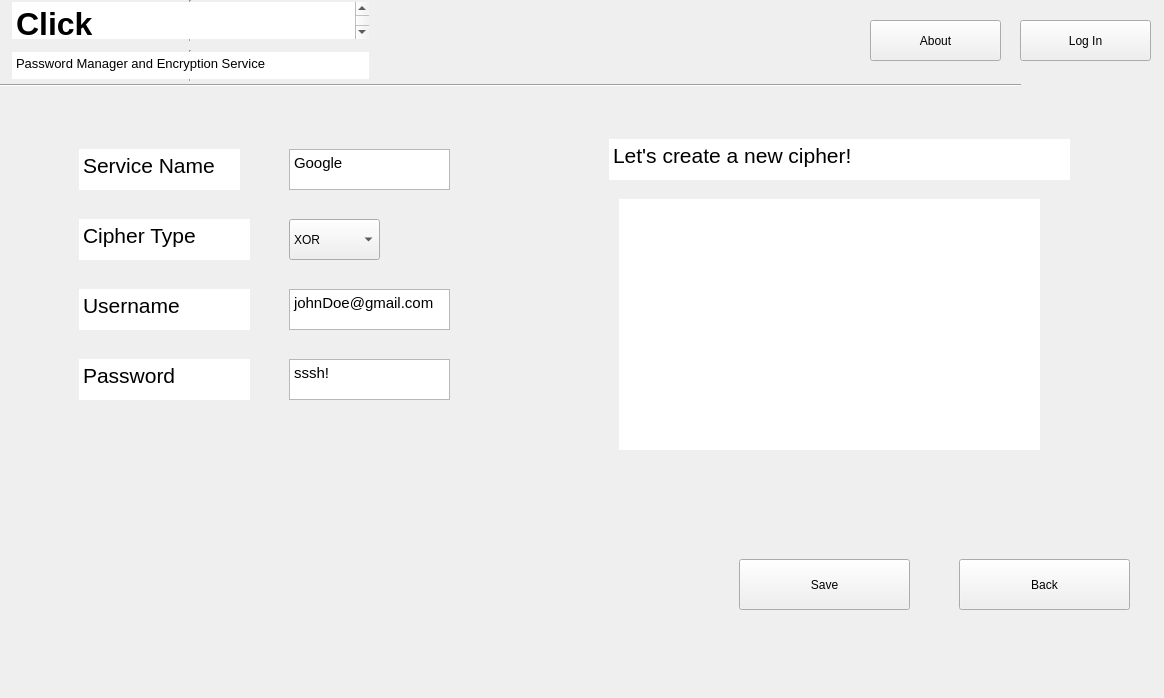
PhiJam1/Click, file mainwindow.ui: the form before one commit.
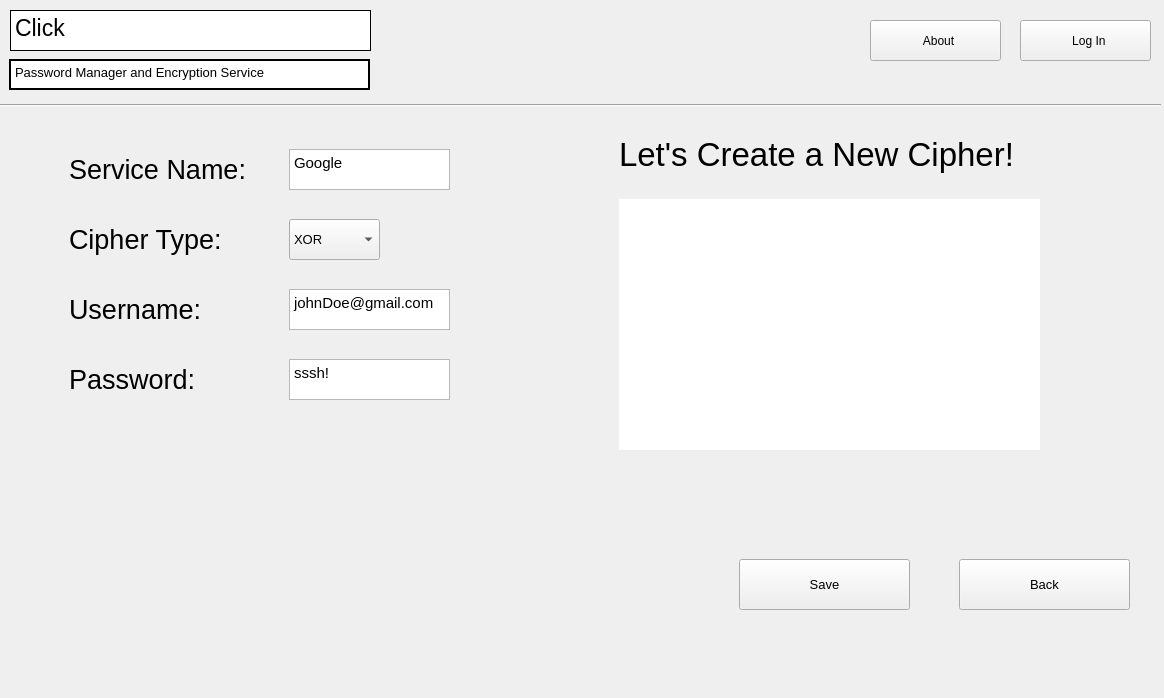
The form after the commit. The open tabs and pages were chosen to show the change. Icons and pictures are not drawn.

The edit to the form file:
```diff
--- a/mainwindow.ui
+++ b/mainwindow.ui
@@ -26,6 +26,12 @@
       <height>621</height>
      </rect>
     </property>
+    <property name="font">
+     <font>
+      <pointsize>10</pointsize>
+      <bold>false</bold>
+     </font>
+    </property>
     <property name="currentIndex">
      <number>1</number>
     </property>
@@ -668,39 +674,7 @@
        <string>Save</string>
       </property>
      </widget>
-     <widget class="QTextEdit" name="CreateSNDesc">
-      <property name="geometry">
-       <rect>
-        <x>70</x>
-        <y>90</y>
-        <width>161</width>
-        <height>41</height>
-       </rect>
-      </property>
-      <property name="frameShape">
-       <enum>QFrame::NoFrame</enum>
-      </property>
-      <property name="verticalScrollBarPolicy">
-       <enum>Qt::ScrollBarAlwaysOff</enum>
-      </property>
-      <property name="horizontalScrollBarPolicy">
-       <enum>Qt::ScrollBarAlwaysOff</enum>
-      </property>
-      <property name="readOnly">
-       <bool>true</bool>
-      </property>
-      <property name="html">
-       <string>&lt;!DOCTYPE HTML PUBLIC &quot;-//W3C//DTD HTML 4.0//EN&quot; &quot;http://www.w3.org/TR/REC-html40/strict.dtd&quot;&gt;
-&lt;html&gt;&lt;head&gt;&lt;meta name=&quot;qrichtext&quot; content=&quot;1&quot; /&gt;&lt;meta charset=&quot;utf-8&quot; /&gt;&lt;style type=&quot;text/css&quot;&gt;
-p, li { white-space: pre-wrap; }
-hr { height: 1px; border-width: 0; }
-li.unchecked::marker { content: &quot;\2610&quot;; }
-li.checked::marker { content: &quot;\2612&quot;; }
-&lt;/style&gt;&lt;/head&gt;&lt;body style=&quot; font-family:'Noto Sans'; font-size:10pt; font-weight:400; font-style:normal;&quot;&gt;
-&lt;p style=&quot; margin-top:0px; margin-bottom:0px; margin-left:0px; margin-right:0px; -qt-block-indent:0; text-indent:0px;&quot;&gt;&lt;span style=&quot; font-family:'Ubuntu'; font-size:16pt;&quot;&gt;Service Name&lt;/span&gt;&lt;/p&gt;&lt;/body&gt;&lt;/html&gt;</string>
-      </property>
-     </widget>
-     <widget class="QTextEdit" name="CreateSN">
+     <widget class="QTextEdit" name="CreateServiceNameEntry">
       <property name="geometry">
        <rect>
         <x>280</x>
@@ -727,40 +701,7 @@
 &lt;p style=&quot;-qt-paragraph-type:empty; margin-top:0px; margin-bottom:0px; margin-left:0px; margin-right:0px; -qt-block-indent:0; text-indent:0px; font-family:'Ubuntu'; font-size:11pt;&quot;&gt;&lt;br /&gt;&lt;/p&gt;&lt;/body&gt;&lt;/html&gt;</string>
       </property>
      </widget>
-     <widget class="QTextEdit" name="CreateCTDesc">
-      <property name="geometry">
-       <rect>
-        <x>70</x>
-        <y>160</y>
-        <width>171</width>
-        <height>41</height>
-       </rect>
-      </property>
-      <property name="frameShape">
-       <enum>QFrame::NoFrame</enum>
-      </property>
-      <property name="verticalScrollBarPolicy">
-       <enum>Qt::ScrollBarAlwaysOff</enum>
-      </property>
-      <property name="horizontalScrollBarPolicy">
-       <enum>Qt::ScrollBarAlwaysOff</enum>
-      </property>
-      <property name="readOnly">
-       <bool>true</bool>
-      </property>
-      <property name="html">
-       <string>&lt;!DOCTYPE HTML PUBLIC &quot;-//W3C//DTD HTML 4.0//EN&quot; &quot;http://www.w3.org/TR/REC-html40/strict.dtd&quot;&gt;
-&lt;html&gt;&lt;head&gt;&lt;meta name=&quot;qrichtext&quot; content=&quot;1&quot; /&gt;&lt;meta charset=&quot;utf-8&quot; /&gt;&lt;style type=&quot;text/css&quot;&gt;
-p, li { white-space: pre-wrap; }
-hr { height: 1px; border-width: 0; }
-li.unchecked::marker { content: &quot;\2610&quot;; }
-li.checked::marker { content: &quot;\2612&quot;; }
-&lt;/style&gt;&lt;/head&gt;&lt;body style=&quot; font-family:'Noto Sans'; font-size:10pt; font-weight:400; font-style:normal;&quot;&gt;
-&lt;p style=&quot; margin-top:0px; margin-bottom:0px; margin-left:0px; margin-right:0px; -qt-block-indent:0; text-indent:0px;&quot;&gt;&lt;span style=&quot; font-family:'Ubuntu'; font-size:16pt;&quot;&gt;Cipher Type&lt;/span&gt;&lt;/p&gt;
-&lt;p style=&quot;-qt-paragraph-type:empty; margin-top:0px; margin-bottom:0px; margin-left:0px; margin-right:0px; -qt-block-indent:0; text-indent:0px; font-family:'Ubuntu'; font-size:16pt;&quot;&gt;&lt;br /&gt;&lt;/p&gt;&lt;/body&gt;&lt;/html&gt;</string>
-      </property>
-     </widget>
-     <widget class="QComboBox" name="CreateCT">
+     <widget class="QComboBox" name="CreateCipherTypeEntry">
       <property name="geometry">
        <rect>
         <x>280</x>
@@ -780,59 +721,7 @@
        </property>
       </item>
      </widget>
-     <widget class="QTextEdit" name="CreateUsernameDesc">
-      <property name="geometry">
-       <rect>
-        <x>70</x>
-        <y>230</y>
-        <width>171</width>
-        <height>41</height>
-       </rect>
-      </property>
-      <property name="frameShape">
-       <enum>QFrame::NoFrame</enum>
-      </property>
-      <property name="readOnly">
-       <bool>true</bool>
-      </property>
-      <property name="html">
-       <string>&lt;!DOCTYPE HTML PUBLIC &quot;-//W3C//DTD HTML 4.0//EN&quot; &quot;http://www.w3.org/TR/REC-html40/strict.dtd&quot;&gt;
-&lt;html&gt;&lt;head&gt;&lt;meta name=&quot;qrichtext&quot; content=&quot;1&quot; /&gt;&lt;meta charset=&quot;utf-8&quot; /&gt;&lt;style type=&quot;text/css&quot;&gt;
-p, li { white-space: pre-wrap; }
-hr { height: 1px; border-width: 0; }
-li.unchecked::marker { content: &quot;\2610&quot;; }
-li.checked::marker { content: &quot;\2612&quot;; }
-&lt;/style&gt;&lt;/head&gt;&lt;body style=&quot; font-family:'Noto Sans'; font-size:10pt; font-weight:400; font-style:normal;&quot;&gt;
-&lt;p style=&quot; margin-top:0px; margin-bottom:0px; margin-left:0px; margin-right:0px; -qt-block-indent:0; text-indent:0px;&quot;&gt;&lt;span style=&quot; font-family:'Ubuntu'; font-size:16pt;&quot;&gt;Username&lt;/span&gt;&lt;/p&gt;&lt;/body&gt;&lt;/html&gt;</string>
-      </property>
-     </widget>
-     <widget class="QTextEdit" name="CreatePasswordDesc">
-      <property name="geometry">
-       <rect>
-        <x>70</x>
-        <y>300</y>
-        <width>171</width>
-        <height>41</height>
-       </rect>
-      </property>
-      <property name="frameShape">
-       <enum>QFrame::NoFrame</enum>
-      </property>
-      <property name="readOnly">
-       <bool>true</bool>
-      </property>
-      <property name="html">
-       <string>&lt;!DOCTYPE HTML PUBLIC &quot;-//W3C//DTD HTML 4.0//EN&quot; &quot;http://www.w3.org/TR/REC-html40/strict.dtd&quot;&gt;
-&lt;html&gt;&lt;head&gt;&lt;meta name=&quot;qrichtext&quot; content=&quot;1&quot; /&gt;&lt;meta charset=&quot;utf-8&quot; /&gt;&lt;style type=&quot;text/css&quot;&gt;
-p, li { white-space: pre-wrap; }
-hr { height: 1px; border-width: 0; }
-li.unchecked::marker { content: &quot;\2610&quot;; }
-li.checked::marker { content: &quot;\2612&quot;; }
-&lt;/style&gt;&lt;/head&gt;&lt;body style=&quot; font-family:'Noto Sans'; font-size:10pt; font-weight:400; font-style:normal;&quot;&gt;
-&lt;p style=&quot; margin-top:0px; margin-bottom:0px; margin-left:0px; margin-right:0px; -qt-block-indent:0; text-indent:0px;&quot;&gt;&lt;span style=&quot; font-family:'Ubuntu'; font-size:16pt;&quot;&gt;Password&lt;/span&gt;&lt;/p&gt;&lt;/body&gt;&lt;/html&gt;</string>
-      </property>
-     </widget>
-     <widget class="QTextEdit" name="CreateUsername">
+     <widget class="QTextEdit" name="CreateUsernameEntry">
       <property name="geometry">
        <rect>
         <x>280</x>
@@ -872,27 +761,133 @@
 &lt;p style=&quot; margin-top:0px; margin-bottom:0px; margin-left:0px; margin-right:0px; -qt-block-indent:0; text-indent:0px;&quot;&gt;&lt;span style=&quot; font-family:'Ubuntu'; font-size:11pt;&quot;&gt;sssh!&lt;/span&gt;&lt;/p&gt;&lt;/body&gt;&lt;/html&gt;</string>
       </property>
      </widget>
-     <widget class="QTextEdit" name="textEdit">
+     <widget class="QPlainTextEdit" name="LogoBannerTXT_5">
       <property name="geometry">
        <rect>
-        <x>600</x>
-        <y>80</y>
-        <width>461</width>
-        <height>41</height>
+        <x>0</x>
+        <y>0</y>
+        <width>361</width>
+        <height>31</height>
        </rect>
       </property>
+      <property name="font">
+       <font>
+        <pointsize>10</pointsize>
+        <bold>false</bold>
+       </font>
+      </property>
       <property name="frameShape">
-       <enum>QFrame::NoFrame</enum>
+       <enum>QFrame::WinPanel</enum>
       </property>
-      <property name="html">
-       <string>&lt;!DOCTYPE HTML PUBLIC &quot;-//W3C//DTD HTML 4.0//EN&quot; &quot;http://www.w3.org/TR/REC-html40/strict.dtd&quot;&gt;
-&lt;html&gt;&lt;head&gt;&lt;meta name=&quot;qrichtext&quot; content=&quot;1&quot; /&gt;&lt;meta charset=&quot;utf-8&quot; /&gt;&lt;style type=&quot;text/css&quot;&gt;
-p, li { white-space: pre-wrap; }
-hr { height: 1px; border-width: 0; }
-li.unchecked::marker { content: &quot;\2610&quot;; }
-li.checked::marker { content: &quot;\2612&quot;; }
-&lt;/style&gt;&lt;/head&gt;&lt;body style=&quot; font-family:'Noto Sans'; font-size:10pt; font-weight:400; font-style:normal;&quot;&gt;
-&lt;p style=&quot; margin-top:0px; margin-bottom:0px; margin-left:0px; margin-right:0px; -qt-block-indent:0; text-indent:0px;&quot;&gt;&lt;span style=&quot; font-family:'Ubuntu'; font-size:16pt;&quot;&gt;Let's create a new cipher!&lt;/span&gt;&lt;/p&gt;&lt;/body&gt;&lt;/html&gt;</string>
+      <property name="frameShadow">
+       <enum>QFrame::Plain</enum>
+      </property>
+      <property name="verticalScrollBarPolicy">
+       <enum>Qt::ScrollBarAlwaysOff</enum>
+      </property>
+      <property name="horizontalScrollBarPolicy">
+       <enum>Qt::ScrollBarAlwaysOff</enum>
+      </property>
+      <property name="readOnly">
+       <bool>true</bool>
+      </property>
+      <property name="plainText">
+       <string>Password Manager and Encryption Service</string>
+      </property>
+     </widget>
+     <widget class="QLabel" name="CreateTitleLB">
+      <property name="geometry">
+       <rect>
+        <x>610</x>
+        <y>70</y>
+        <width>451</width>
+        <height>51</height>
+       </rect>
+      </property>
+      <property name="font">
+       <font>
+        <pointsize>25</pointsize>
+        <bold>false</bold>
+       </font>
+      </property>
+      <property name="text">
+       <string>Let's Create a New Cipher!</string>
+      </property>
+     </widget>
+     <widget class="QLabel" name="CreateServiceNameLB">
+      <property name="geometry">
+       <rect>
+        <x>60</x>
+        <y>90</y>
+        <width>241</width>
+        <height>41</height>
+       </rect>
+      </property>
+      <property name="font">
+       <font>
+        <pointsize>20</pointsize>
+        <bold>false</bold>
+       </font>
+      </property>
+      <property name="text">
+       <string>Service Name:</string>
+      </property>
+     </widget>
+     <widget class="QLabel" name="CreateCipherTypeLB">
+      <property name="geometry">
+       <rect>
+        <x>60</x>
+        <y>160</y>
+        <width>241</width>
+        <height>41</height>
+       </rect>
+      </property>
+      <property name="font">
+       <font>
+        <pointsize>20</pointsize>
+        <bold>false</bold>
+       </font>
+      </property>
+      <property name="text">
+       <string>Cipher Type:</string>
+      </property>
+     </widget>
+     <widget class="QLabel" name="CreateUsernameLB">
+      <property name="geometry">
+       <rect>
+        <x>60</x>
+        <y>230</y>
+        <width>241</width>
+        <height>41</height>
+       </rect>
+      </property>
+      <property name="font">
+       <font>
+        <pointsize>20</pointsize>
+        <bold>false</bold>
+       </font>
+      </property>
+      <property name="text">
+       <string>Username:</string>
+      </property>
+     </widget>
+     <widget class="QLabel" name="CreatePasswordLB">
+      <property name="geometry">
+       <rect>
+        <x>60</x>
+        <y>300</y>
+        <width>241</width>
+        <height>41</height>
+       </rect>
+      </property>
+      <property name="font">
+       <font>
+        <pointsize>20</pointsize>
+        <bold>false</bold>
+       </font>
+      </property>
+      <property name="text">
+       <string>Password: </string>
       </property>
      </widget>
     </widget>
@@ -1470,8 +1465,16 @@
       <height>41</height>
      </rect>
     </property>
+    <property name="font">
+     <font>
+      <bold>false</bold>
+     </font>
+    </property>
     <property name="text">
-     <string>About</string>
+     <string>  About</string>
+    </property>
+    <property name="icon">
+     <iconset theme="help-about"/>
     </property>
     <property name="flat">
      <bool>false</bool>
@@ -1481,63 +1484,57 @@
     <property name="geometry">
      <rect>
       <x>-10</x>
-      <y>70</y>
-      <width>1031</width>
+      <y>90</y>
+      <width>1171</width>
       <height>31</height>
      </rect>
     </property>
+    <property name="maximumSize">
+     <size>
+      <width>1171</width>
+      <height>31</height>
+     </size>
+    </property>
     <property name="orientation">
      <enum>Qt::Horizontal</enum>
     </property>
    </widget>
-   <widget class="QPlainTextEdit" name="LogoBannerTXT">
+   <widget class="QPushButton" name="LogInBTN">
     <property name="geometry">
      <rect>
-      <x>10</x>
-      <y>0</y>
-      <width>361</width>
+      <x>1020</x>
+      <y>20</y>
+      <width>131</width>
       <height>41</height>
      </rect>
     </property>
-    <property name="sizePolicy">
-     <sizepolicy hsizetype="Expanding" vsizetype="Fixed">
-      <horstretch>0</horstretch>
-      <verstretch>0</verstretch>
-     </sizepolicy>
+    <property name="text">
+     <string>  Log In</string>
     </property>
-    <property name="font">
-     <font>
-      <pointsize>24</pointsize>
-      <bold>true</bold>
-     </font>
-    </property>
-    <property name="frameShape">
-     <enum>QFrame::VLine</enum>
-    </property>
-    <property name="readOnly">
-     <bool>true</bool>
-    </property>
-    <property name="plainText">
-     <string>Click</string>
+    <property name="icon">
+     <iconset theme="emblem-readonly"/>
     </property>
    </widget>
    <widget class="QPlainTextEdit" name="LogoBannerTXT_2">
     <property name="geometry">
      <rect>
       <x>10</x>
-      <y>50</y>
+      <y>10</y>
       <width>361</width>
-      <height>31</height>
+      <height>41</height>
      </rect>
     </property>
     <property name="font">
      <font>
-      <pointsize>10</pointsize>
+      <pointsize>17</pointsize>
       <bold>false</bold>
      </font>
     </property>
     <property name="frameShape">
-     <enum>QFrame::VLine</enum>
+     <enum>QFrame::Box</enum>
+    </property>
+    <property name="frameShadow">
+     <enum>QFrame::Plain</enum>
     </property>
     <property name="verticalScrollBarPolicy">
      <enum>Qt::ScrollBarAlwaysOff</enum>
@@ -1549,20 +1546,8 @@
      <bool>true</bool>
     </property>
     <property name="plainText">
-     <string>Password Manager and Encryption Service</string>
-    </property>
-   </widget>
-   <widget class="QPushButton" name="AboutBTN_2">
-    <property name="geometry">
-     <rect>
-      <x>1020</x>
-      <y>20</y>
-      <width>131</width>
-      <height>41</height>
-     </rect>
-    </property>
-    <property name="text">
-     <string>Log In</string>
+     <string>Click
+</string>
     </property>
    </widget>
   </widget>
```
Left out of the diff: 813 changed lines with no effect on the pictures.
